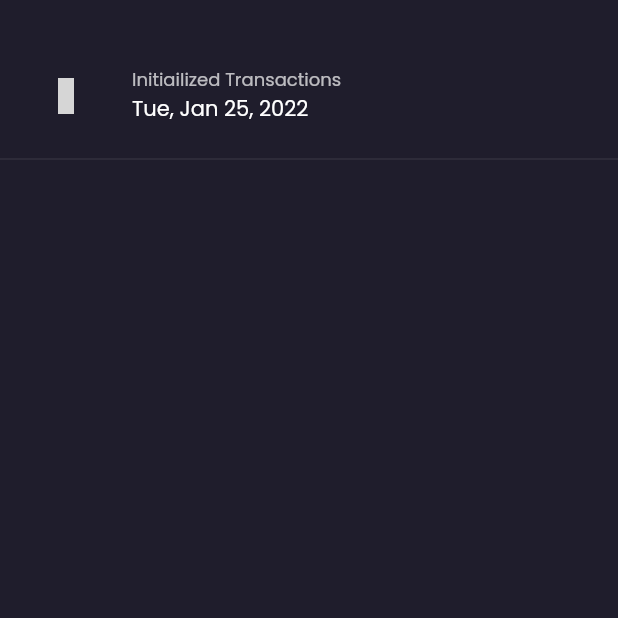
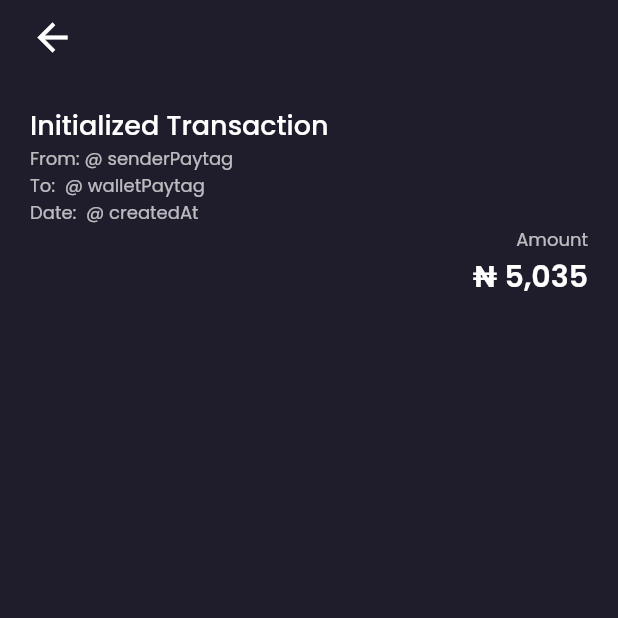
Before and after one commit to omept/paylinc, a Flutter app: the InitializedTransactionScreen screen opened directly, on a phone screen of 412 x 824 dp, the top half of it. Run offline on Flutter 3.47's test engine with Material 2 defaults, Android fonts, the phone set to English and light mode, and no system bars; our stand-ins replace bloc, carousel_slider, equatable, eva_icons_flutter, flutter_bloc, flutter_svg and 8 more; missing offline and left inert: awesome_select; accounts and stored records are empty; network calls fail; grey boxes are pictures that could not be loaded.

Commit message:
ui modifications

```diff
--- a/lib/app.dart
+++ b/lib/app.dart
@@ -109,6 +109,7 @@ class _AppViewState extends State<AppView> {
       theme: AppTheme.basic,
       initialRoute: AppPages.initial,
       getPages: AppPages.routes,
+      transitionDuration: Duration(milliseconds: 700),
     );
   }
 }
--- a/lib/config/routes/app_pages.dart
+++ b/lib/config/routes/app_pages.dart
@@ -105,6 +105,8 @@ class AppPages {
       page: () => const InitializedTransactionScreen(),
       middlewares: [AuthenticatedMiddleware()],
       binding: InitializedTransactionBinding(),
+      transition: Transition.cupertinoDialog,
+      fullscreenDialog: true,
     ),
     GetPage(
       name: _Paths.settings,
--- a/lib/features/dashboard/views/screens/dashboard_screen.dart
+++ b/lib/features/dashboard/views/screens/dashboard_screen.dart
@@ -1,6 +1,7 @@
 library dashboard;
 
 import 'package:eva_icons_flutter/eva_icons_flutter.dart';
+import 'package:paylinc/config/routes/app_pages.dart';
 import 'package:paylinc/shared_components/request_money_card.dart';
 import 'package:paylinc/shared_components/responsive_builder.dart';
 import 'package:paylinc/constants/app_constants.dart';
@@ -154,7 +155,9 @@ class DashboardScreen extends GetView<DashboardController> {
       padding: const EdgeInsets.symmetric(horizontal: kSpacing),
       child: ProfilTile(
         data: data,
-        onPressedNotification: () {},
+        onPressedNotification: () {
+          Get.offNamed(Routes.user_alerts);
+        },
       ),
     );
   }
--- a/lib/features/initialized_transaction/controllers/initialized_transaction_controller.dart
+++ b/lib/features/initialized_transaction/controllers/initialized_transaction_controller.dart
@@ -13,7 +13,7 @@ class InitializedTransactionController extends GetxController {
   void onInit() {
     super.onInit();
     var b64UrlStr = Get.parameters['b64UrlStr'];
-    print(b64UrlStr);
-    print('b64UrlStr');
+    // print(b64UrlStr);
+    // print('b64UrlStr');
   }
 }
--- a/lib/features/initialized_transaction/views/screens/initialized_transaction_screen.dart
+++ b/lib/features/initialized_transaction/views/screens/initialized_transaction_screen.dart
@@ -1,13 +1,12 @@
 library initialized_transaction;
 
 import 'package:eva_icons_flutter/eva_icons_flutter.dart';
-import 'package:paylinc/shared_components/header.dart';
+import 'package:paylinc/config/routes/app_pages.dart';
 import 'package:paylinc/shared_components/models/initializedTransactionB64.dart';
 import 'package:paylinc/shared_components/responsive_builder.dart';
 import 'package:paylinc/constants/app_constants.dart';
 import 'package:paylinc/shared_components/selected_project.dart';
 import 'package:paylinc/shared_components/sidebar.dart';
-import 'package:paylinc/shared_components/today_text.dart';
 import 'package:flutter/material.dart';
 import 'package:get/get.dart';
 import 'package:flutter/foundation.dart' show kIsWeb;
@@ -121,13 +120,112 @@ class InitializedTransactionScreen
   }
 
   Widget _initializedTransactionMobileScreenWidget(context, constraints) {
-    return Container(
-      child: Column(children: [
-        const SizedBox(height: kSpacing * (kIsWeb ? 1 : 2)),
-        _buildHeader(onPressedMenu: () => controller.openDrawer()),
-        const SizedBox(height: kSpacing / 2),
-        const Divider(),
-      ]),
+    ThemeData themeCtx = Theme.of(context);
+    return SafeArea(
+      child: Column(
+          mainAxisAlignment: MainAxisAlignment.start,
+          crossAxisAlignment: CrossAxisAlignment.start,
+          children: [
+            Row(
+              children: [
+                SizedBox(
+                  width: kSpacing / 2,
+                ),
+                InkWell(
+                  onTap: () {
+                    String prvRoute = Get.previousRoute;
+                    var canGoBack = [
+                      Routes.user_alerts,
+                    ];
+                    if (canGoBack.contains(prvRoute)) {
+                      Get.offNamed(prvRoute);
+                    } else {
+                      Get.offNamed(Routes.dashboard);
+                    }
+                  },
+                  child: Padding(
+                    padding: const EdgeInsets.all(10),
+                    child: Icon(
+                      Icons.arrow_back,
+                      color: themeCtx.colorScheme.onBackground,
+                      size: 30.0,
+                    ),
+                  ),
+                ),
+              ],
+            ),
+            Padding(
+              padding: const EdgeInsets.all(kSpacing),
+              child: Column(
+                crossAxisAlignment: CrossAxisAlignment.start,
+                children: [
+                  Column(
+                    crossAxisAlignment: CrossAxisAlignment.start,
+                    mainAxisAlignment: MainAxisAlignment.start,
+                    children: <Widget>[
+                      Text(
+                        "Initialized Transaction",
+                        style: TextStyle(
+                          // color: themeCtx.textTheme.caption?.color,
+                          fontSize: 18.0,
+                          fontWeight: FontWeight.w500,
+                        ),
+                      ),
+                      Text(
+                        "From: @ senderPaytag",
+                        maxLines: 2,
+                        overflow: TextOverflow.ellipsis,
+                        style: TextStyle(
+                          color: themeCtx.textTheme.caption?.color,
+                          fontSize: 12.0,
+                        ),
+                      ),
+                      Text(
+                        "To:  @ walletPaytag",
+                        maxLines: 2,
+                        overflow: TextOverflow.ellipsis,
+                        style: TextStyle(
+                          color: themeCtx.textTheme.caption?.color,
+                          fontSize: 12.0,
+                        ),
+                      ),
+                      Text(
+                        "Date:  @ createdAt",
+                        maxLines: 2,
+                        overflow: TextOverflow.ellipsis,
+                        style: TextStyle(
+                          color: themeCtx.textTheme.caption?.color,
+                          fontSize: 12.0,
+                        ),
+                      ),
+                      Align(
+                        alignment: Alignment.centerRight,
+                        child: Column(
+                          crossAxisAlignment: CrossAxisAlignment.end,
+                          children: [
+                            Text(
+                              'Amount',
+                              style: TextStyle(
+                                color: themeCtx.textTheme.caption?.color,
+                                fontSize: 12.0,
+                              ),
+                            ),
+                            Text(
+                              '₦ 5,035',
+                              style: TextStyle(
+                                fontSize: 20.0,
+                                fontWeight: FontWeight.w600,
+                              ),
+                            ),
+                          ],
+                        ),
+                      ),
+                    ],
+                  )
+                ],
+              ),
+            ),
+          ]),
     );
   }
 
@@ -145,10 +243,6 @@ class InitializedTransactionScreen
                 tooltip: "menu",
               ),
             ),
-          const Expanded(
-              child: Header(
-            todayText: TodayText(message: "Initiailized Transactions"),
-          )),
         ],
       ),
     );
--- a/lib/features/initialized_transactions/views/screens/initialized_transactions_screen.dart
+++ b/lib/features/initialized_transactions/views/screens/initialized_transactions_screen.dart
@@ -124,7 +124,6 @@ class InitializedTransactionsScreen
       const SizedBox(height: kSpacing * (kIsWeb ? 1 : 2)),
       _buildHeader(onPressedMenu: () => controller.openDrawer()),
       const SizedBox(height: kSpacing / 2),
-      const Divider(),
     ]);
   }
 
--- a/lib/features/request_money/controller/request_money_controller.dart
+++ b/lib/features/request_money/controller/request_money_controller.dart
@@ -50,7 +50,7 @@ class RequestMoneyController extends GetxController {
 
   void updatePurpose(String mes) {
     purpose.value = mes;
-    preRequestMoneyReview();
+    // preRequestMoneyReview();
   }
 
   void updateOtp(String pin) {
@@ -95,7 +95,8 @@ class RequestMoneyController extends GetxController {
     try {
       if (amount.value.isEmpty ||
           (amount.value.isNotEmpty && !canBeInteger(amount.value)) ||
-          purpose.value.isEmpty ||
+          // purpose.value.isEmpty ||
+          senderPaytagUsageMessage.value != "valid" ||
           sender.value.isEmpty ||
           selectedWalletValue.isEmpty) {
         _status.value = FormzStatus.submissionInProgress;
--- a/lib/features/send_money/controller/send_money_controller.dart
+++ b/lib/features/send_money/controller/send_money_controller.dart
@@ -44,7 +44,7 @@ class SendMoneyController extends GetxController {
 
   void updatePurpose(String mes) {
     purpose.value = mes;
-    preSendMoneyReview();
+    // preSendMoneyReview();
   }
 
   void updateOtp(String pin) {
@@ -91,7 +91,8 @@ class SendMoneyController extends GetxController {
     try {
       if (amount.value.isEmpty ||
           (amount.value.isNotEmpty && !canBeInteger(amount.value)) ||
-          purpose.value.isEmpty ||
+          // purpose.value.isEmpty ||
+          rWalletPaytagUsageMessage.value != 'valid' ||
           selectedWalletValue.isEmpty) {
         _status.value = FormzStatus.submissionInProgress;
         return;
--- a/lib/features/user_alerts/controllers/user_alerts_controller.dart
+++ b/lib/features/user_alerts/controllers/user_alerts_controller.dart
@@ -61,13 +61,12 @@ class UserAlertsController extends GetxController {
     var initializedTransactionB64 = InitializedTransactionB64.fromMap({
       "alertTagType": alertTagType,
       "alertId": alertId,
-      "initializedTransaction": initializedTransaction,
+      "initializedTransaction": initializedTransaction?.toMap(),
     });
     localStorageServices.saveInitializedTransactionB64(
         initializedTransactionB64: initializedTransactionB64);
     // redirect to the initialized transaction page
-    Get.offNamed(Routes.initialized_transaction +
-        "/" +
+    Get.offNamed("/initialized-transaction/" +
         initializedTransactionB64.toBase64UrlStr());
   }
 }
--- a/lib/shared_components/models/user_alerts_response.dart
+++ b/lib/shared_components/models/user_alerts_response.dart
@@ -474,9 +474,9 @@ class InitializedTransaction {
       initializedTransactionDescription:
           map['initialized_transaction_description'],
       initializedTransactionDeclinationReason:
-          map['initialized_transaction_declinationReason'],
+          map['initialized_transaction_declination_reason'],
       initializedTransactionConflictReason:
-          map['initialized_transaction_conflictReason'],
+          map['initialized_transaction_conflict_reason'],
       recipient:
           map['recipient'] != null ? User.fromMap(map['recipient']) : null,
       sender: map['sender'] != null ? User.fromMap(map['sender']) : null,
--- a/lib/shared_components/sidebar.dart
+++ b/lib/shared_components/sidebar.dart
@@ -23,6 +23,7 @@ class Sidebar extends StatelessWidget {
     AuthController authController = Get.find<AuthController>();
     return Container(
       color: themeContext.cardColor,
+      child: SafeArea(
         child: SingleChildScrollView(
           controller: ScrollController(),
           child: Column(
@@ -74,8 +75,8 @@ class Sidebar extends StatelessWidget {
                     label: "Feed Back",
                   ),
                   RouteButtonData(
-                  activeIcon: EvaIcons.messageCircleOutline,
-                  icon: EvaIcons.messageSquareOutline,
+                    activeIcon: EvaIcons.logOut,
+                    icon: EvaIcons.logOut,
                     label: "Log Out",
                   )
                 ],
@@ -118,6 +119,7 @@ class Sidebar extends StatelessWidget {
             ],
           ),
         ),
+      ),
     );
   }
 }
```
Also changed, not shown: lib/features/user_alerts/views/screens/user_alerts_screen.dart (+22 -15 lines). Lines whose indentation alone changed are shown as unchanged.
